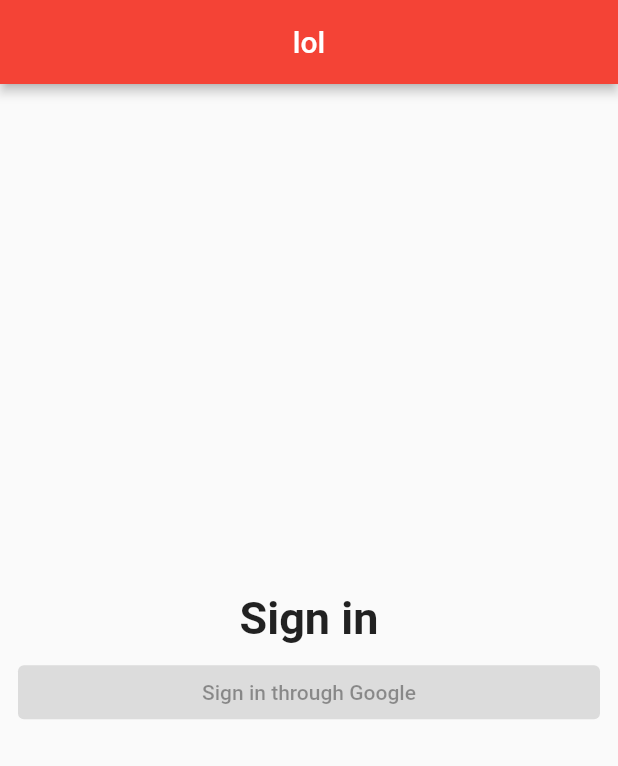
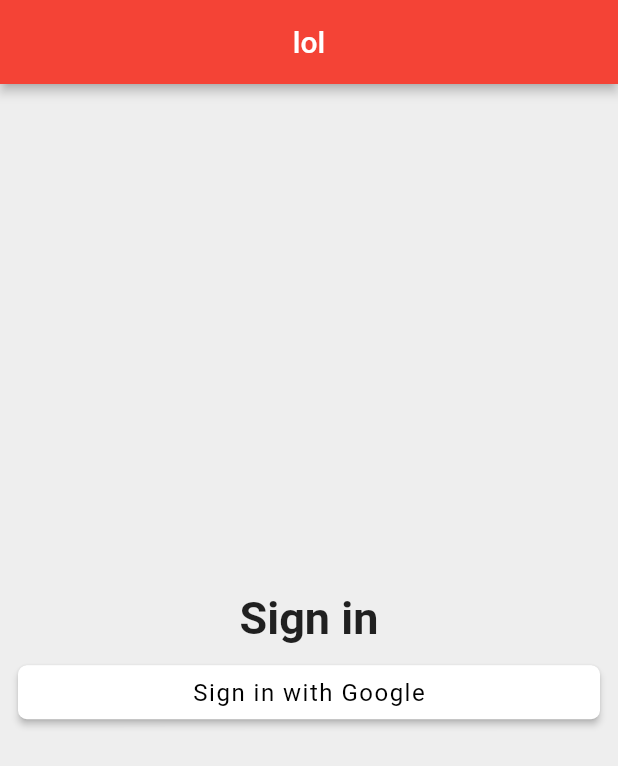
Before and after one commit to Kvaara/flutter_time_tracker, a Flutter app: the screen it shows after launch, on a phone screen of 412 x 824 dp. Shown: the top 766 px of the screen. Run offline on Flutter 3.47's test engine with Material 2 defaults, Android fonts, the phone set to English and light mode, and no system bars; missing offline and left inert: dart:ffi.

Commit message:
Created a new directory called 'widgets' where I will put every custom widget that I create. For example, I created a CustomElevatedButton Widget that's very flexible, reusable and in addition is more readable and saves some lines of code.

```diff
--- a/lib/app/sign_in/sign_in.page.dart
+++ b/lib/app/sign_in/sign_in.page.dart
@@ -1,22 +1,25 @@
-import 'package:flutter/cupertino.dart';
 import 'package:flutter/material.dart';
+
+import 'package:flutter_time_tracker/widgets/elevated_button.custom.dart';
 
 class SignInPage extends StatelessWidget {
   @override
   Widget build(BuildContext context) {
     return Scaffold(
-        appBar: AppBar(
-          title: const Center(
-            child: Text("lol"),
-          ),
-          elevation: 3.0,
+      appBar: AppBar(
+        title: const Center(
+          child: Text("lol"),
         ),
-        body: _buildContent());
+        elevation: 3.0,
+      ),
+      body: _buildContent(),
+      backgroundColor: Colors.grey.shade200,
+    );
   }
 
   Widget _buildContent() {
     return Container(
-      margin: EdgeInsets.all(12.0),
+      margin: const EdgeInsets.all(12.0),
       child: Column(
         mainAxisAlignment: MainAxisAlignment.center,
         crossAxisAlignment: CrossAxisAlignment.stretch,
@@ -32,12 +35,21 @@ class SignInPage extends StatelessWidget {
           const SizedBox(
             height: 8,
           ),
-          const ElevatedButton(
-            onPressed: null,
-            child: Text(
-              "Sign in through Google",
+          CustomElevatedButton(
+            child: const Text(
+              "Sign in with Google",
+              style: TextStyle(
+                color: Colors.black,
+                fontSize: 16,
+                fontWeight: FontWeight.w400,
+                letterSpacing: 1,
+              ),
             ),
-          )
+            buttonBackgroundColor: Colors.white,
+            onPressed: () {
+              print("lol");
+            },
+          ),
         ],
       ),
     );
--- /dev/null
+++ b/lib/widgets/elevated_button.custom.dart
@@ -0,0 +1,36 @@
+import 'dart:ffi';
+
+import 'package:flutter/material.dart';
+
+class CustomElevatedButton extends StatelessWidget {
+  final Widget child;
+  final Color? buttonBackgroundColor;
+  final double? buttonRadius;
+  final VoidCallback? onPressed;
+
+  const CustomElevatedButton({
+    Key? key,
+    required this.child,
+    this.buttonBackgroundColor,
+    this.buttonRadius,
+    this.onPressed,
+  }) : super(key: key);
+
+  @override
+  Widget build(BuildContext context) {
+    return ElevatedButton(
+      onPressed: onPressed,
+      child: child,
+      style: ButtonStyle(
+        backgroundColor: MaterialStateProperty.all(
+          buttonBackgroundColor,
+        ),
+        shape: MaterialStateProperty.all(
+          RoundedRectangleBorder(
+            borderRadius: BorderRadius.circular(buttonRadius ?? 6),
+          ),
+        ),
+      ),
+    );
+  }
+}
```
